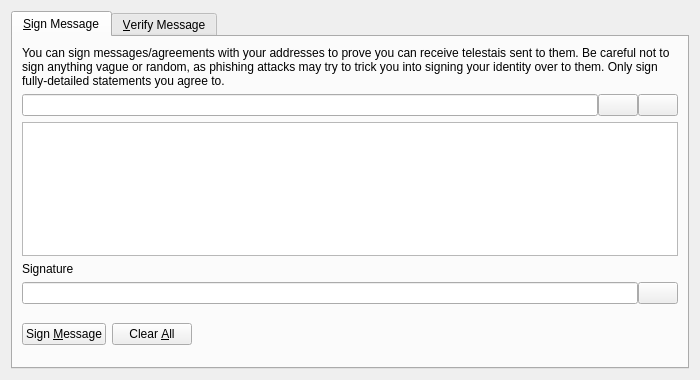
The window that src/qt/forms/signverifymessagedialog.ui (zachchan105/slimecoin) describes before a commit, drawn with Qt 5.
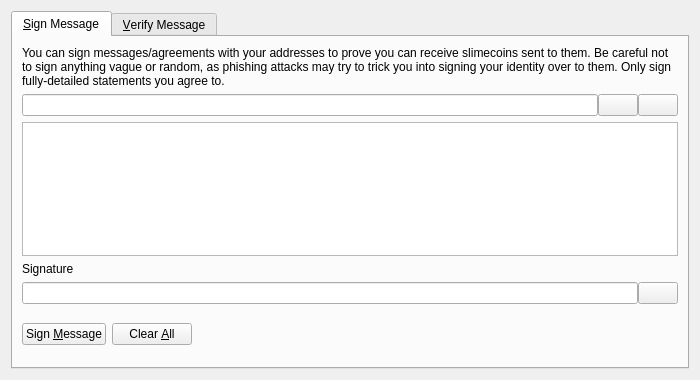
The same window after the commit. Icons and pictures are not drawn. Custom widgets are drawn as their Qt base class.

```diff
--- a/src/qt/forms/signverifymessagedialog.ui
+++ b/src/qt/forms/signverifymessagedialog.ui
@@ -30,7 +30,7 @@
        <item>
         <widget class="QLabel" name="infoLabel_SM">
          <property name="text">
-          <string>You can sign messages/agreements with your addresses to prove you can receive telestais sent to them. Be careful not to sign anything vague or random, as phishing attacks may try to trick you into signing your identity over to them. Only sign fully-detailed statements you agree to.</string>
+          <string>You can sign messages/agreements with your addresses to prove you can receive slimecoins sent to them. Be careful not to sign anything vague or random, as phishing attacks may try to trick you into signing your identity over to them. Only sign fully-detailed statements you agree to.</string>
          </property>
          <property name="textFormat">
           <enum>Qt::PlainText</enum>
```
Left out of the diff: 26 changed lines with no effect on the pictures.
